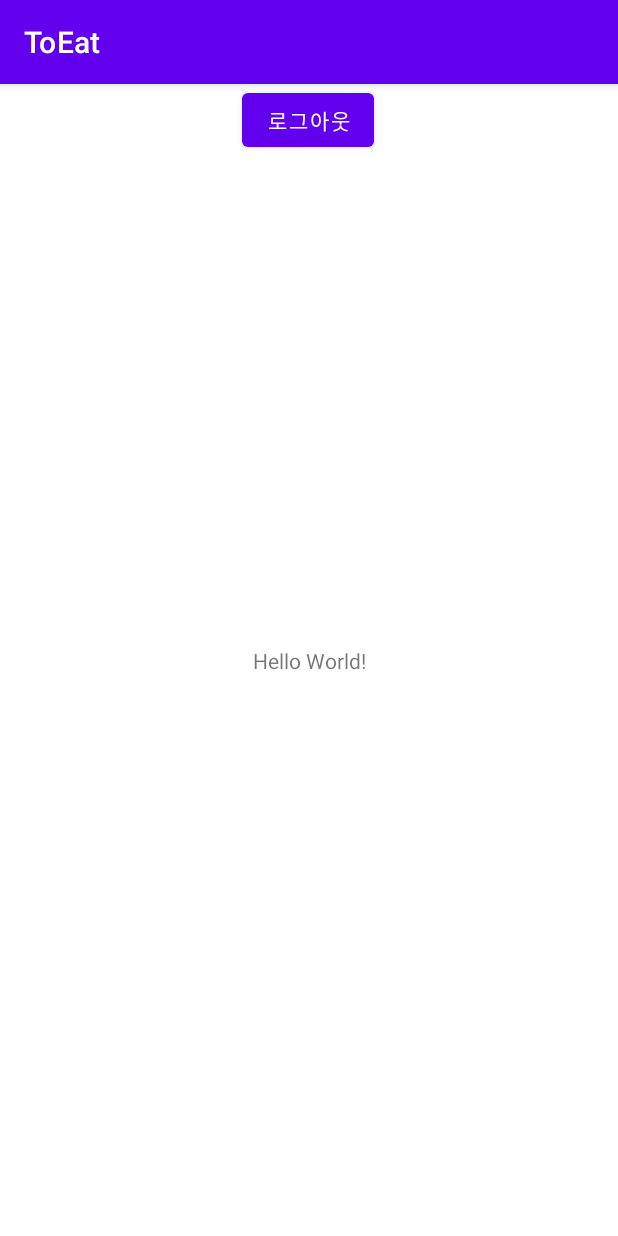
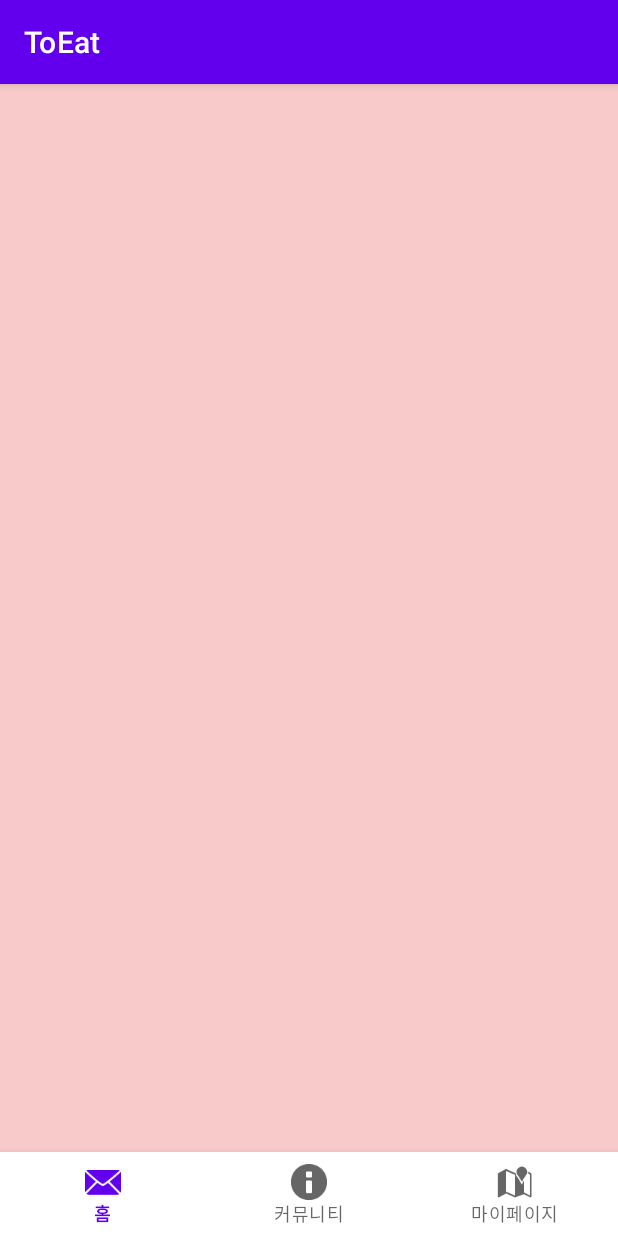
Before and after one commit to iamyaeeun/ToEat, an Android app: the screen it shows after launch (MainActivity), on a phone screen of 412 x 824 dp. Run offline under Robolectric (Android 15) with nearby library versions, the phone set to English and light mode, and no system bars; our stand-ins replace Firebase (no records; nobody signed in at launch, a user with empty details on screens opened directly).

Commit message:
BottomBar and Fragment

```diff
--- a/app/src/main/java/edu/sungshin/toeat/MainActivity.java
+++ b/app/src/main/java/edu/sungshin/toeat/MainActivity.java
@@ -1,22 +1,51 @@
 package edu.sungshin.toeat;
 
+import androidx.annotation.NonNull;
 import androidx.appcompat.app.AppCompatActivity;
 
 import android.content.Intent;
 import android.os.Bundle;
+import android.view.MenuItem;
 import android.view.View;
 import android.widget.Button;
 
+import com.google.android.material.bottomnavigation.BottomNavigationView;
 import com.google.firebase.auth.FirebaseAuth;
 
 public class MainActivity extends AppCompatActivity {
     private FirebaseAuth mFirebaseAuth;
+    MainFragment mainFragment;
+    SnsFragment snsFragment;
+    MypageFragment mypageFragment;
 
     @Override
     protected void onCreate(Bundle savedInstanceState) {
         super.onCreate(savedInstanceState);
         setContentView(R.layout.activity_main);
 
+        mainFragment=new MainFragment();
+        snsFragment=new SnsFragment();
+        mypageFragment=new MypageFragment();
+
+        BottomNavigationView bottomNavigationView=findViewById(R.id.bottom_navigation);
+        bottomNavigationView.setOnNavigationItemSelectedListener(new BottomNavigationView.OnNavigationItemSelectedListener() {
+            @Override
+            public boolean onNavigationItemSelected(@NonNull MenuItem item) {
+                switch (item.getItemId()){
+                    case R.id.tab1:
+                        getSupportFragmentManager().beginTransaction().replace(R.id.container,mainFragment).commit();
+                        return true;
+                    case R.id.tab2:
+                        getSupportFragmentManager().beginTransaction().replace(R.id.container,snsFragment).commit();
+                        return true;
+                    case R.id.tab3:
+                        getSupportFragmentManager().beginTransaction().replace(R.id.container,mypageFragment).commit();
+                        return true;
+                }
+                return false;
+            }
+        });
+        /*
         mFirebaseAuth=FirebaseAuth.getInstance();
 
         Button btn_logout=findViewById(R.id.btn_logout);
@@ -25,10 +54,17 @@ public class MainActivity extends AppCompatActivity {
             public void onClick(View view) {
                 //로그아웃 하기
                 mFirebaseAuth.signOut();
+
                 Intent intent=new Intent(MainActivity.this,LoginActivity.class);
                 startActivity(intent);
                 finish();
             }
         });
+        */
+    }
+    public void onFragmentChanged(int index){
+        if(index==0) getSupportFragmentManager().beginTransaction().replace(R.id.container,mainFragment).commit();
+        else if(index==1) getSupportFragmentManager().beginTransaction().replace(R.id.container,snsFragment).commit();
+        else if(index==2) getSupportFragmentManager().beginTransaction().replace(R.id.container,mypageFragment).commit();
     }
 }
--- /dev/null
+++ b/app/src/main/java/edu/sungshin/toeat/MainFragment.java
@@ -0,0 +1,16 @@
+package edu.sungshin.toeat;
+
+import android.os.Bundle;
+import android.view.LayoutInflater;
+import android.view.View;
+import android.view.ViewGroup;
+
+import androidx.fragment.app.Fragment;
+
+public class MainFragment extends Fragment {
+    @Override
+    public View onCreateView(LayoutInflater inflater, ViewGroup container, Bundle savedInstanceState) {
+        ViewGroup rootView=(ViewGroup) inflater.inflate(R.layout.fragment_main, container, false);
+        return rootView;
+    }
+}
--- /dev/null
+++ b/app/src/main/java/edu/sungshin/toeat/MypageFragment.java
@@ -0,0 +1,16 @@
+package edu.sungshin.toeat;
+
+import android.os.Bundle;
+import android.view.LayoutInflater;
+import android.view.View;
+import android.view.ViewGroup;
+
+import androidx.fragment.app.Fragment;
+
+public class MypageFragment extends Fragment {
+    @Override
+    public View onCreateView(LayoutInflater inflater, ViewGroup container, Bundle savedInstanceState) {
+        ViewGroup rootView=(ViewGroup) inflater.inflate(R.layout.fragment_mypage, container, false);
+        return rootView;
+    }
+}
--- /dev/null
+++ b/app/src/main/java/edu/sungshin/toeat/SnsFragment.java
@@ -0,0 +1,16 @@
+package edu.sungshin.toeat;
+
+import android.os.Bundle;
+import android.view.LayoutInflater;
+import android.view.View;
+import android.view.ViewGroup;
+
+import androidx.fragment.app.Fragment;
+
+public class SnsFragment extends Fragment {
+    @Override
+    public View onCreateView(LayoutInflater inflater, ViewGroup container, Bundle savedInstanceState) {
+        ViewGroup rootView=(ViewGroup) inflater.inflate(R.layout.fragment_sns, container, false);
+        return rootView;
+    }
+}
--- /dev/null
+++ b/app/src/main/res/drawable/item_color.xml
@@ -0,0 +1,5 @@
+<?xml version="1.0" encoding="utf-8"?>
+<selector xmlns:android="http://schemas.android.com/apk/res/android">
+    <item android:color="#51032d" android:state_checked="true"/>
+    <item android:color="#CFD8DC"/>
+</selector>
--- a/app/src/main/res/layout/activity_main.xml
+++ b/app/src/main/res/layout/activity_main.xml
@@ -1,28 +1,37 @@
 <?xml version="1.0" encoding="utf-8"?>
-<androidx.constraintlayout.widget.ConstraintLayout xmlns:android="http://schemas.android.com/apk/res/android"
+<androidx.constraintlayout.widget.ConstraintLayout
+    xmlns:android="http://schemas.android.com/apk/res/android"
     xmlns:app="http://schemas.android.com/apk/res-auto"
     xmlns:tools="http://schemas.android.com/tools"
     android:layout_width="match_parent"
     android:layout_height="match_parent"
     tools:context=".MainActivity">
 
-    <TextView
-        android:layout_width="wrap_content"
+    <FrameLayout
+        android:id="@+id/container"
+        android:layout_width="match_parent"
+        android:layout_height="match_parent"
+        app:layout_behavior="@string/appbar_scrolling_view_behavior"
+        app:layout_constraintBottom_toBottomOf="parent"
+        app:layout_constraintEnd_toEndOf="parent"
+        app:layout_constraintStart_toStartOf="parent"
+        app:layout_constraintTop_toTopOf="parent"
+        app:layout_constraintVertical_bias="0.0">
+        <fragment
+            android:id="@+id/mainFragment"
+            android:name="edu.sungshin.toeat.MainFragment"
+            android:layout_width="match_parent"
+            android:layout_height="match_parent"/>
+    </FrameLayout>
+
+    <com.google.android.material.bottomnavigation.BottomNavigationView
+        android:id="@+id/bottom_navigation"
+        android:layout_width="match_parent"
         android:layout_height="wrap_content"
-        android:text="Hello World!"
         app:layout_constraintBottom_toBottomOf="parent"
         app:layout_constraintLeft_toLeftOf="parent"
         app:layout_constraintRight_toRightOf="parent"
-        app:layout_constraintTop_toTopOf="parent" />
-
-    <Button
-        android:id="@+id/btn_logout"
-        android:layout_width="wrap_content"
-        android:layout_height="wrap_content"
-        android:text="로그아웃"
-        app:layout_constraintEnd_toEndOf="parent"
-        app:layout_constraintHorizontal_bias="0.498"
-        app:layout_constraintStart_toStartOf="parent"
-        tools:layout_editor_absoluteY="212dp" />
+        app:menu="@menu/menu_bottom">
+    </com.google.android.material.bottomnavigation.BottomNavigationView>
 
 </androidx.constraintlayout.widget.ConstraintLayout>
--- /dev/null
+++ b/app/src/main/res/layout/fragment_main.xml
@@ -0,0 +1,22 @@
+<?xml version="1.0" encoding="utf-8"?>
+<androidx.constraintlayout.widget.ConstraintLayout xmlns:android="http://schemas.android.com/apk/res/android"
+    xmlns:tools="http://schemas.android.com/tools"
+    android:layout_width="match_parent"
+    android:layout_height="match_parent"
+    xmlns:app="http://schemas.android.com/apk/res-auto"
+    tools:context=".MainFragment">
+
+    <FrameLayout
+        android:id="@+id/container"
+        android:layout_width="match_parent"
+        android:layout_height="match_parent"
+        android:background="#F8CACA"
+        app:layout_behavior="@string/appbar_scrolling_view_behavior"
+        app:layout_constraintBottom_toBottomOf="parent"
+        app:layout_constraintEnd_toEndOf="parent"
+        app:layout_constraintStart_toStartOf="parent"
+        app:layout_constraintTop_toTopOf="parent"
+        app:layout_constraintVertical_bias="0.0"></FrameLayout>
+
+
+</androidx.constraintlayout.widget.ConstraintLayout>
--- /dev/null
+++ b/app/src/main/res/menu/menu_bottom.xml
@@ -0,0 +1,23 @@
+<?xml version="1.0" encoding="utf-8"?>
+<menu xmlns:android="http://schemas.android.com/apk/res/android"
+    xmlns:app="http://schemas.android.com/apk/res-auto">
+    <item
+        android:id="@+id/tab1"
+        app:showAsAction="ifRoom"
+        android:enabled="true"
+        android:icon="@android:drawable/ic_dialog_email"
+        android:title="홈"/>
+
+    <item
+        android:id="@+id/tab2"
+        app:showAsAction="ifRoom"
+        android:enabled="true"
+        android:icon="@android:drawable/ic_dialog_info"
+        android:title="커뮤니티"/>
+    <item
+        android:id="@+id/tab3"
+        app:showAsAction="ifRoom"
+        android:enabled="true"
+        android:icon="@android:drawable/ic_dialog_map"
+        android:title="마이페이지"/>
+</menu>
```
Also changed, not shown: app/src/main/res/layout/fragment_mypage.xml (added, +15 -0 lines), app/src/main/res/layout/fragment_sns.xml (added, +15 -0 lines).
